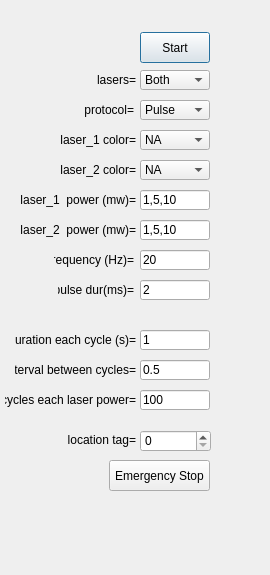
First picture: the form in src/foraging_gui/OpticalTagging.ui, repository AllenNeuralDynamics/dynamic-foraging-task, before the edit.
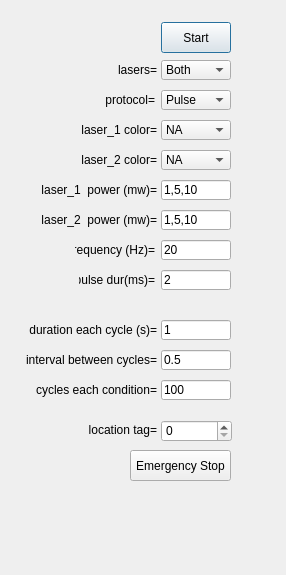
Second picture: the form after the edit.

What changed in the file:
```diff
--- a/src/foraging_gui/OpticalTagging.ui
+++ b/src/foraging_gui/OpticalTagging.ui
@@ -6,7 +6,7 @@
    <rect>
     <x>0</x>
     <y>0</y>
-    <width>270</width>
+    <width>286</width>
     <height>575</height>
    </rect>
   </property>
@@ -16,8 +16,8 @@
   <widget class="QLabel" name="label1_2">
    <property name="geometry">
     <rect>
-     <x>60</x>
-     <y>70</y>
+     <x>81</x>
+     <y>60</y>
      <width>76</width>
      <height>20</height>
     </rect>
@@ -41,8 +41,8 @@
   <widget class="QLabel" name="label1_1">
    <property name="geometry">
     <rect>
-     <x>60</x>
-     <y>130</y>
+     <x>81</x>
+     <y>120</y>
      <width>76</width>
      <height>20</height>
     </rect>
@@ -63,8 +63,8 @@
   <widget class="QComboBox" name="Protocol">
    <property name="geometry">
     <rect>
-     <x>140</x>
-     <y>100</y>
+     <x>161</x>
+     <y>90</y>
      <width>70</width>
      <height>20</height>
     </rect>
@@ -93,8 +93,8 @@
    </property>
    <property name="geometry">
     <rect>
-     <x>58</x>
-     <y>280</y>
+     <x>79</x>
+     <y>270</y>
      <width>76</width>
      <height>20</height>
     </rect>
@@ -118,8 +118,8 @@
   <widget class="QLabel" name="label1_12">
    <property name="geometry">
     <rect>
-     <x>58</x>
-     <y>100</y>
+     <x>79</x>
+     <y>90</y>
      <width>76</width>
      <height>20</height>
     </rect>
@@ -143,8 +143,8 @@
   <widget class="QLabel" name="label1_16">
    <property name="geometry">
     <rect>
-     <x>20</x>
-     <y>220</y>
+     <x>41</x>
+     <y>210</y>
      <width>116</width>
      <height>20</height>
     </rect>
@@ -162,8 +162,8 @@
   <widget class="QLabel" name="label1_13">
    <property name="geometry">
     <rect>
-     <x>54</x>
-     <y>250</y>
+     <x>75</x>
+     <y>240</y>
      <width>80</width>
      <height>20</height>
     </rect>
@@ -187,8 +187,8 @@
   <widget class="QComboBox" name="Laser_1_color">
    <property name="geometry">
     <rect>
-     <x>140</x>
-     <y>130</y>
+     <x>161</x>
+     <y>120</y>
      <width>70</width>
      <height>20</height>
     </rect>
@@ -237,8 +237,8 @@
   <widget class="QComboBox" name="WhichLaser">
    <property name="geometry">
     <rect>
-     <x>140</x>
-     <y>70</y>
+     <x>161</x>
+     <y>60</y>
      <width>70</width>
      <height>20</height>
     </rect>
@@ -277,8 +277,8 @@
    </property>
    <property name="geometry">
     <rect>
-     <x>140</x>
-     <y>280</y>
+     <x>161</x>
+     <y>270</y>
      <width>70</width>
      <height>20</height>
     </rect>
@@ -299,8 +299,8 @@
   <widget class="QLabel" name="label1_3">
    <property name="geometry">
     <rect>
-     <x>20</x>
-     <y>190</y>
+     <x>41</x>
+     <y>180</y>
      <width>116</width>
      <height>20</height>
     </rect>
@@ -321,8 +321,8 @@
    </property>
    <property name="geometry">
     <rect>
-     <x>140</x>
-     <y>250</y>
+     <x>161</x>
+     <y>240</y>
      <width>70</width>
      <height>20</height>
     </rect>
@@ -346,8 +346,8 @@
    </property>
    <property name="geometry">
     <rect>
-     <x>140</x>
-     <y>190</y>
+     <x>161</x>
+     <y>180</y>
      <width>70</width>
      <height>20</height>
     </rect>
@@ -371,8 +371,8 @@
    </property>
    <property name="geometry">
     <rect>
-     <x>140</x>
-     <y>220</y>
+     <x>161</x>
+     <y>210</y>
      <width>70</width>
      <height>20</height>
     </rect>
@@ -393,8 +393,8 @@
   <widget class="QPushButton" name="Start">
    <property name="geometry">
     <rect>
-     <x>140</x>
-     <y>32</y>
+     <x>161</x>
+     <y>22</y>
      <width>70</width>
      <height>31</height>
     </rect>
@@ -412,8 +412,8 @@
    </property>
    <property name="geometry">
     <rect>
-     <x>60</x>
-     <y>430</y>
+     <x>81</x>
+     <y>420</y>
      <width>76</width>
      <height>20</height>
     </rect>
@@ -437,8 +437,8 @@
   <widget class="QSpinBox" name="LocationTag">
    <property name="geometry">
     <rect>
-     <x>140</x>
-     <y>430</y>
+     <x>161</x>
+     <y>420</y>
      <width>71</width>
      <height>22</height>
     </rect>
@@ -450,9 +450,9 @@
    </property>
    <property name="geometry">
     <rect>
-     <x>15</x>
-     <y>330</y>
-     <width>121</width>
+     <x>16</x>
+     <y>320</y>
+     <width>141</width>
      <height>20</height>
     </rect>
    </property>
@@ -478,8 +478,8 @@
    </property>
    <property name="geometry">
     <rect>
-     <x>140</x>
-     <y>330</y>
+     <x>161</x>
+     <y>320</y>
      <width>70</width>
      <height>20</height>
     </rect>
@@ -503,9 +503,9 @@
    </property>
    <property name="geometry">
     <rect>
-     <x>15</x>
-     <y>360</y>
-     <width>121</width>
+     <x>16</x>
+     <y>350</y>
+     <width>141</width>
      <height>20</height>
     </rect>
    </property>
@@ -531,8 +531,8 @@
    </property>
    <property name="geometry">
     <rect>
-     <x>140</x>
-     <y>360</y>
+     <x>161</x>
+     <y>350</y>
      <width>70</width>
      <height>20</height>
     </rect>
@@ -556,8 +556,8 @@
    </property>
    <property name="geometry">
     <rect>
-     <x>140</x>
-     <y>390</y>
+     <x>161</x>
+     <y>380</y>
      <width>70</width>
      <height>20</height>
     </rect>
@@ -581,8 +581,8 @@
    </property>
    <property name="geometry">
     <rect>
-     <x>5</x>
-     <y>390</y>
+     <x>26</x>
+     <y>380</y>
      <width>131</width>
      <height>20</height>
     </rect>
@@ -594,7 +594,7 @@
     </size>
    </property>
    <property name="text">
-    <string>cycles each laser power=</string>
+    <string>cycles each condition=</string>
    </property>
    <property name="textFormat">
     <enum>Qt::AutoText</enum>
@@ -606,8 +606,8 @@
   <widget class="QComboBox" name="Laser_2_color">
    <property name="geometry">
     <rect>
-     <x>140</x>
-     <y>160</y>
+     <x>161</x>
+     <y>150</y>
      <width>70</width>
      <height>20</height>
     </rect>
@@ -656,8 +656,8 @@
   <widget class="QLabel" name="label1_4">
    <property name="geometry">
     <rect>
-     <x>60</x>
-     <y>160</y>
+     <x>81</x>
+     <y>150</y>
      <width>76</width>
      <height>20</height>
     </rect>
@@ -681,8 +681,8 @@
    </property>
    <property name="geometry">
     <rect>
-     <x>30</x>
-     <y>520</y>
+     <x>51</x>
+     <y>510</y>
      <width>191</width>
      <height>20</height>
     </rect>
@@ -706,8 +706,8 @@
   <widget class="QPushButton" name="EmergencyStop">
    <property name="geometry">
     <rect>
-     <x>109</x>
-     <y>460</y>
+     <x>130</x>
+     <y>450</y>
      <width>101</width>
      <height>31</height>
     </rect>
```
